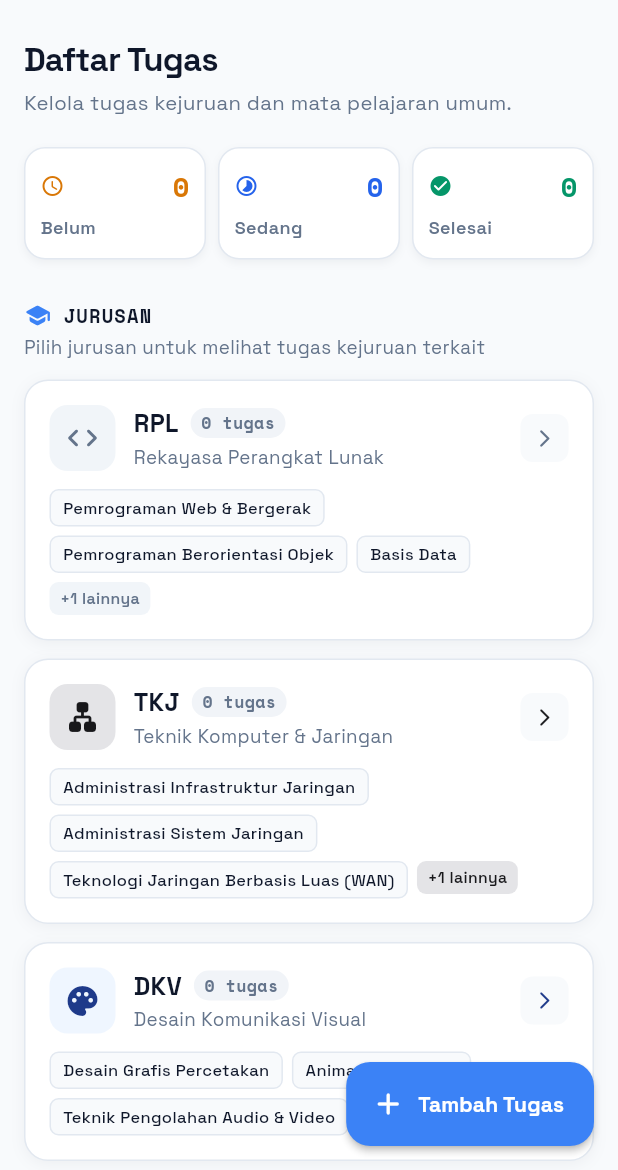
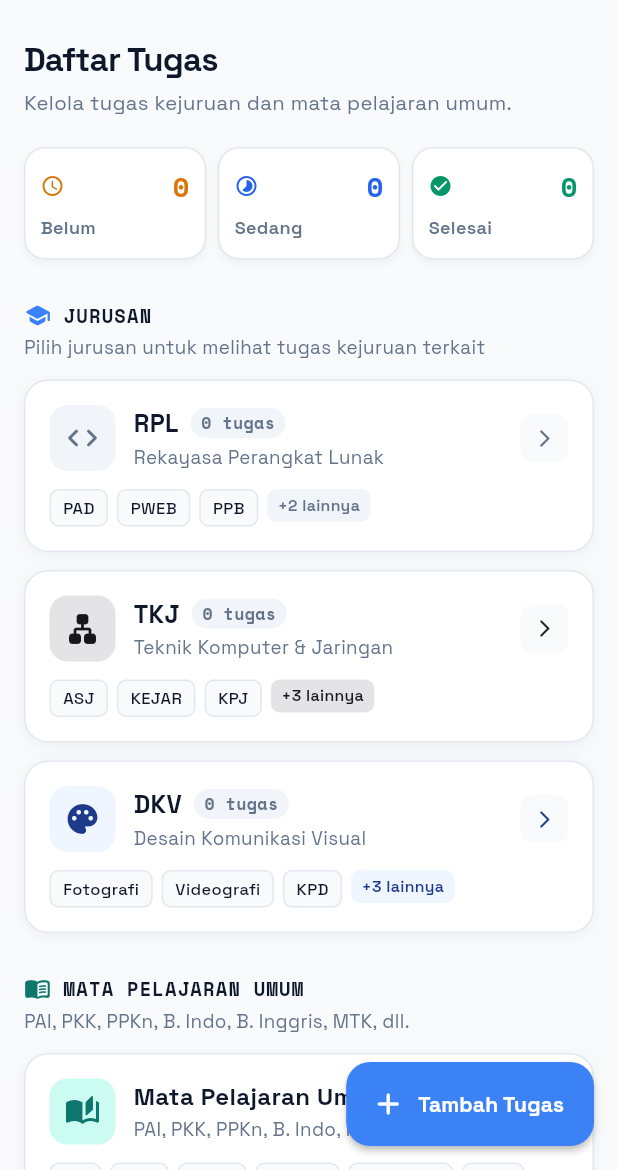
Before and after one commit to arundaya24/Nigas, a Flutter app: the screen it shows after launch, on a phone screen of 412 x 824 dp, the part 66-1236 px from its top. Run offline on Flutter 3.47's test engine with Material 3 defaults, Android fonts, the phone set to English and light mode, and no system bars; our stand-ins replace drift, drift_flutter, flutter_local_notifications, flutter_riverpod, flutter_timezone, go_router and 2 more; accounts and stored records are empty; generated files the repository leaves out were written again.

Commit message:
ubah mapel

```diff
--- a/lib/features/onboarding/domain/vocational_major.dart
+++ b/lib/features/onboarding/domain/vocational_major.dart
@@ -27,14 +27,17 @@ class VocationalMajor {
 
 /// Daftar preset mata pelajaran umum untuk semua siswa SMK
 const List<PresetSubjectItem> kGeneralSubjects = [
-  PresetSubjectItem(name: 'Matematika', colorIndex: 0), // Yellow
-  PresetSubjectItem(name: 'Bahasa Indonesia', colorIndex: 4), // Pink
-  PresetSubjectItem(name: 'Bahasa Inggris', colorIndex: 2), // Blue
-  PresetSubjectItem(name: 'PPKn', colorIndex: 1), // Red
-  PresetSubjectItem(name: 'Pendidikan Agama & Budi Pekerti', colorIndex: 3), // Lime
-  PresetSubjectItem(name: 'PJOK', colorIndex: 5), // Orange
-  PresetSubjectItem(name: 'Sejarah Indonesia', colorIndex: 6), // Cyan
-  PresetSubjectItem(name: 'Seni Budaya', colorIndex: 7), // Purple
+  PresetSubjectItem(name: 'PAI', colorIndex: 0),
+  PresetSubjectItem(name: 'PKK', colorIndex: 1),
+  PresetSubjectItem(name: 'PPKn', colorIndex: 2),
+  PresetSubjectItem(name: 'B. Indo', colorIndex: 3),
+  PresetSubjectItem(name: 'B. Inggris', colorIndex: 4),
+  PresetSubjectItem(name: 'Sejarah', colorIndex: 5),
+  PresetSubjectItem(name: 'MTK', colorIndex: 6),
+  PresetSubjectItem(name: 'PJOK', colorIndex: 7),
+  PresetSubjectItem(name: 'B. Jepang', colorIndex: 0),
+  PresetSubjectItem(name: 'BTQ', colorIndex: 1),
+  PresetSubjectItem(name: 'BP/BK', colorIndex: 2),
 ];
 
 /// Daftar seluruh jurusan SMK yang didukung
@@ -44,10 +47,12 @@ const List<VocationalMajor> kVocationalMajors = [
     name: 'Teknik Komputer & Jaringan (TKJ)',
     description: 'Jaringan komputer, routing, server, dan administrasi sistem',
     vocationalSubjects: [
-      PresetSubjectItem(name: 'Administrasi Infrastruktur Jaringan', colorIndex: 2, isVocational: true),
-      PresetSubjectItem(name: 'Administrasi Sistem Jaringan', colorIndex: 6, isVocational: true),
-      PresetSubjectItem(name: 'Teknologi Jaringan Berbasis Luas (WAN)', colorIndex: 0, isVocational: true),
-      PresetSubjectItem(name: 'Teknologi Layanan Jaringan', colorIndex: 3, isVocational: true),
+      PresetSubjectItem(name: 'ASJ', colorIndex: 2, isVocational: true),
+      PresetSubjectItem(name: 'KEJAR', colorIndex: 6, isVocational: true),
+      PresetSubjectItem(name: 'KPJ', colorIndex: 0, isVocational: true),
+      PresetSubjectItem(name: 'DMIKRO', colorIndex: 3, isVocational: true),
+      PresetSubjectItem(name: 'TJKN', colorIndex: 1, isVocational: true),
+      PresetSubjectItem(name: 'PPJ', colorIndex: 5, isVocational: true),
     ],
   ),
   VocationalMajor(
@@ -55,10 +60,11 @@ const List<VocationalMajor> kVocationalMajors = [
     name: 'Rekayasa Perangkat Lunak (RPL)',
     description: 'Pengembangan aplikasi mobile, web, desktop, dan database',
     vocationalSubjects: [
-      PresetSubjectItem(name: 'Pemrograman Web & Perangkat Bergerak', colorIndex: 2, isVocational: true),
-      PresetSubjectItem(name: 'Pemrograman Berorientasi Objek', colorIndex: 0, isVocational: true),
-      PresetSubjectItem(name: 'Basis Data', colorIndex: 3, isVocational: true),
-      PresetSubjectItem(name: 'Pemodelan Perangkat Lunak', colorIndex: 5, isVocational: true),
+      PresetSubjectItem(name: 'PAD', colorIndex: 2, isVocational: true),
+      PresetSubjectItem(name: 'PWEB', colorIndex: 0, isVocational: true),
+      PresetSubjectItem(name: 'PPB', colorIndex: 3, isVocational: true),
+      PresetSubjectItem(name: 'UI/UX', colorIndex: 5, isVocational: true),
+      PresetSubjectItem(name: 'APS', colorIndex: 1, isVocational: true),
     ],
   ),
   VocationalMajor(
@@ -66,10 +72,12 @@ const List<VocationalMajor> kVocationalMajors = [
     name: 'Multimedia / DKV',
     description: 'Desain grafis, animasi 2D/3D, audio video, dan fotografi',
     vocationalSubjects: [
-      PresetSubjectItem(name: 'Desain Grafis Percetakan', colorIndex: 4, isVocational: true),
-      PresetSubjectItem(name: 'Animasi 2D dan 3D', colorIndex: 0, isVocational: true),
-      PresetSubjectItem(name: 'Teknik Pengolahan Audio & Video', colorIndex: 1, isVocational: true),
-      PresetSubjectItem(name: 'Fotografi & Desain Media Interaktif', colorIndex: 7, isVocational: true),
+      PresetSubjectItem(name: 'Fotografi', colorIndex: 4, isVocational: true),
+      PresetSubjectItem(name: 'Videografi', colorIndex: 0, isVocational: true),
+      PresetSubjectItem(name: 'KPD', colorIndex: 1, isVocational: true),
+      PresetSubjectItem(name: 'DP', colorIndex: 7, isVocational: true),
+      PresetSubjectItem(name: 'Desain Cetak', colorIndex: 2, isVocational: true),
+      PresetSubjectItem(name: 'AMG', colorIndex: 3, isVocational: true),
     ],
   ),
   VocationalMajor(
--- a/lib/features/subjects/domain/smk_category.dart
+++ b/lib/features/subjects/domain/smk_category.dart
@@ -30,15 +30,16 @@ class SmkCategory {
     code: 'rpl',
     shortName: 'RPL',
     fullName: 'Rekayasa Perangkat Lunak',
-    description: 'Pemrograman web, mobile, basis data, dan algoritma',
+    description: 'PAD, PWEB, PPB, UI/UX, dan APS',
     icon: Icons.code_rounded,
     primaryColor: Color(0xFF64748B), // Abu-abu (Slate)
     lightColor: Color(0xFFF1F5F9),
     templateSubjects: [
-      'Pemrograman Web & Bergerak',
-      'Pemrograman Berorientasi Objek',
-      'Basis Data',
-      'Pemodelan Perangkat Lunak',
+      'PAD',
+      'PWEB',
+      'PPB',
+      'UI/UX',
+      'APS',
     ],
   );
 
@@ -46,15 +47,17 @@ class SmkCategory {
     code: 'tkj',
     shortName: 'TKJ',
     fullName: 'Teknik Komputer & Jaringan',
-    description: 'Jaringan komputer, routing, server, dan infrastruktur IT',
+    description: 'ASJ, KEJAR, KPJ, DMIKRO, TJKN, dan PPJ',
     icon: Icons.lan_rounded,
     primaryColor: Color(0xFF18181B), // Hitam (Onyx)
     lightColor: Color(0xFFE4E4E7),
     templateSubjects: [
-      'Administrasi Infrastruktur Jaringan',
-      'Administrasi Sistem Jaringan',
-      'Teknologi Jaringan Berbasis Luas (WAN)',
-      'Teknologi Layanan Jaringan',
+      'ASJ',
+      'KEJAR',
+      'KPJ',
+      'DMIKRO',
+      'TJKN',
+      'PPJ',
     ],
   );
 
@@ -62,15 +65,17 @@ class SmkCategory {
     code: 'dkv',
     shortName: 'DKV',
     fullName: 'Desain Komunikasi Visual',
-    description: 'Desain grafis, animasi 2D/3D, audio video, dan fotografi',
+    description: 'Fotografi, Videografi, KPD, DP, Desain Cetak, dan AMG',
     icon: Icons.palette_rounded,
     primaryColor: Color(0xFF1E3A8A), // Biru Tua (Navy)
     lightColor: Color(0xFFEFF6FF),
     templateSubjects: [
-      'Desain Grafis Percetakan',
-      'Animasi 2D dan 3D',
-      'Teknik Pengolahan Audio & Video',
-      'Fotografi & Media Interaktif',
+      'Fotografi',
+      'Videografi',
+      'KPD',
+      'DP',
+      'Desain Cetak',
+      'AMG',
     ],
   );
 
@@ -78,19 +83,22 @@ class SmkCategory {
     code: 'general',
     shortName: 'Mapel Umum',
     fullName: 'Mata Pelajaran Umum',
-    description: 'Matematika, Bahasa Indonesia, Bahasa Inggris, dll.',
+    description: 'PAI, PKK, PPKn, B. Indo, MTK, dll.',
     icon: Icons.auto_stories_rounded,
     primaryColor: Color(0xFF0F766E), // Teal Netral
     lightColor: Color(0xFFCCFBF1),
     templateSubjects: [
-      'Matematika',
-      'Bahasa Indonesia',
-      'Bahasa Inggris',
+      'PAI',
+      'PKK',
       'PPKn',
-      'Pendidikan Agama & Budi Pekerti',
+      'B. Indo',
+      'B. Inggris',
+      'Sejarah',
+      'MTK',
       'PJOK',
-      'Sejarah Indonesia',
-      'Seni Budaya',
+      'B. Jepang',
+      'BTQ',
+      'BP/BK',
     ],
   );
 
--- a/lib/features/tasks/presentation/home_screen.dart
+++ b/lib/features/tasks/presentation/home_screen.dart
@@ -278,7 +278,7 @@ class HomeScreen extends ConsumerWidget {
                       ),
                       const SizedBox(height: 4),
                       Text(
-                        'Matematika, Bahasa Indonesia, Bahasa Inggris, PPKn, dll.',
+                        'PAI, PKK, PPKn, B. Indo, B. Inggris, MTK, dll.',
                         style: TextStyle(
                           fontSize: 12.5,
                           color: tokens.textMuted,
--- a/lib/features/tasks/presentation/widgets/general_subjects_card.dart
+++ b/lib/features/tasks/presentation/widgets/general_subjects_card.dart
@@ -147,10 +147,12 @@ class _GeneralSubjectsCardState extends State<GeneralSubjectsCard> {
                   spacing: 6,
                   runSpacing: 6,
                   children: [
-                    'Matematika',
-                    'B. Indonesia',
+                    'PAI',
+                    'PKK',
+                    'PPKn',
+                    'B. Indo',
                     'B. Inggris',
-                    'PPKn',
+                    'MTK',
                   ].map((mapel) {
                     return Container(
                       padding: const EdgeInsets.symmetric(
```
Also changed, not shown: 3 other files.
